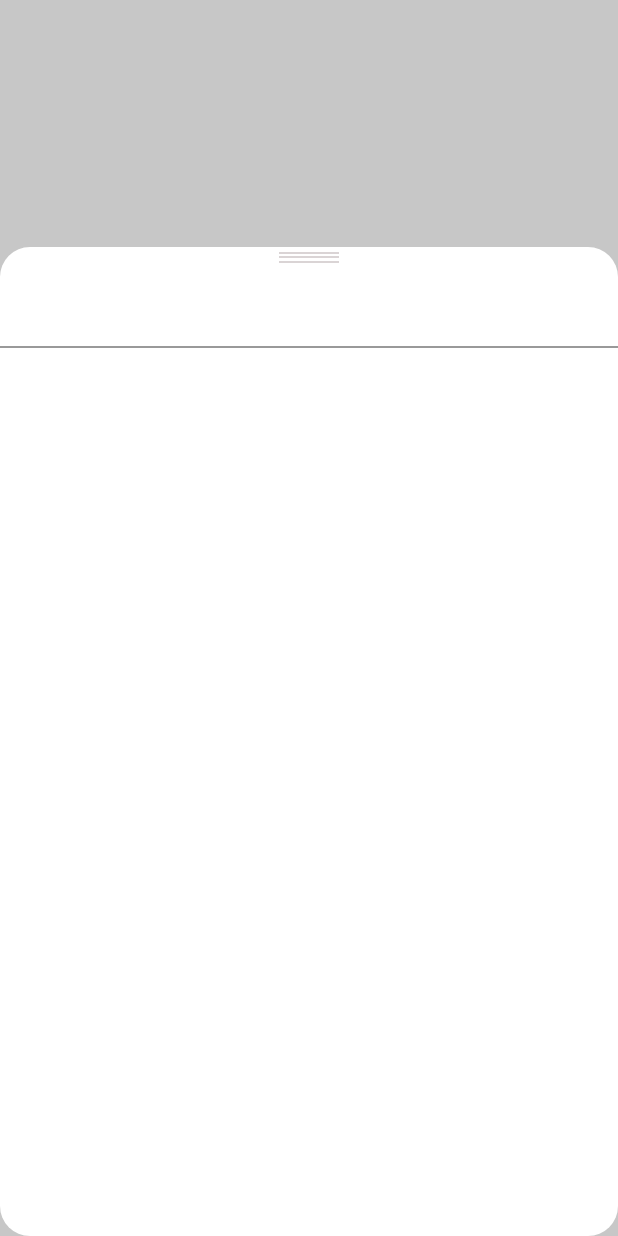
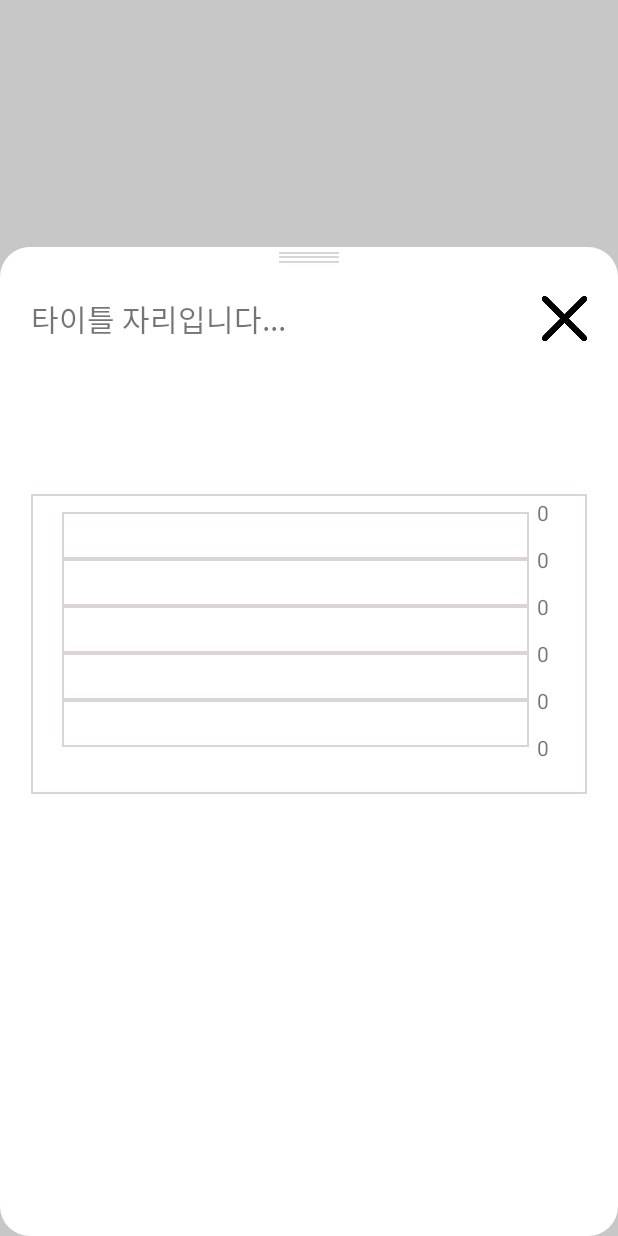
Before and after one commit to GodDB/PlanPlusMinus, an Android app: the layout controller_plan_history.xml on its own in the app's theme, with its tools: preview values and no code run, on a phone screen of 412 x 824 dp. Run offline under Robolectric (Android 15) with nearby library versions, the phone set to English and light mode, and no system bars.

Commit message:
update(12/4)

```diff
--- a/app/src/main/java/com/example/todoplusminus/controllers/PlanController.kt
+++ b/app/src/main/java/com/example/todoplusminus/controllers/PlanController.kt
@@ -349,6 +349,8 @@ class ItemTouchHelperCallback(private val listener: ItemTouchHelperListener) :
         fun onSwipe(position: Int, direction: Int)
     }
 
+
+
     var enabledLongPress = false
 
     override fun getMovementFlags(
--- a/app/src/main/java/com/example/todoplusminus/controllers/PlanHistoryController.kt
+++ b/app/src/main/java/com/example/todoplusminus/controllers/PlanHistoryController.kt
@@ -5,6 +5,7 @@ import android.util.Log
 import android.view.LayoutInflater
 import android.view.View
 import android.view.ViewGroup
+import android.view.ViewTreeObserver
 import androidx.lifecycle.Observer
 import com.example.todoplusminus.base.DBControllerBase
 import com.example.todoplusminus.databinding.ControllerPlanHistoryBinding
@@ -37,7 +38,7 @@ class PlanHistoryController : DBControllerBase {
     }
 
     private fun configureUi(){
-
+        binder.graphView.setData(listOf("월","화","수","목","금","토","일"), listOf(3,7,5,5,66,78,53))
     }
 
     private fun onSubscribe(){
--- /dev/null
+++ b/app/src/main/res/drawable/border_line_rggray.xml
@@ -0,0 +1,12 @@
+<?xml version="1.0" encoding="utf-8"?>
+<shape xmlns:android="http://schemas.android.com/apk/res/android">
+
+    <stroke
+        android:width="1dp"
+        android:color="@color/right_gray" />
+    <padding
+        android:bottom="3px"
+        android:left="3px"
+        android:right="3px"
+        android:top="3px" />
+</shape>
--- a/app/src/main/res/layout/controller_plan_history.xml
+++ b/app/src/main/res/layout/controller_plan_history.xml
@@ -61,24 +61,86 @@
                 android:background="@color/right_gray"
                 />
 
-            <View
+            <TextView
+                android:id="@+id/history_title"
+                android:layout_width="wrap_content"
+                android:layout_height="wrap_content"
+                app:layout_constraintLeft_toLeftOf="@id/guide_content_left"
+                app:layout_constraintTop_toTopOf="@id/guide_content_top"
+                android:textSize="20sp"
+                android:text="타이틀 자리입니다..."
+                />
+
+            <ImageView
+                android:id="@+id/btn_close"
+                android:layout_width="30dp"
+                android:layout_height="30dp"
+                app:layout_constraintTop_toTopOf="@id/guide_content_top"
+                app:layout_constraintRight_toRightOf="@id/guide_content_right"
+                android:src="@drawable/close"
+                />
+
+            <ScrollView
+                android:id="@+id/sroll_container"
                 android:layout_width="0dp"
-                android:layout_height="1dp"
-                app:layout_constraintLeft_toLeftOf="parent"
-                app:layout_constraintRight_toRightOf="parent"
-                app:layout_constraintTop_toTopOf="@id/guide_title_bottom"
-                android:background="@color/dark_gray"
-                />
+                android:layout_height="0dp"
+                app:layout_constraintLeft_toLeftOf="@id/guide_content_left"
+                app:layout_constraintTop_toTopOf="@id/guide_scroll_area"
+                app:layout_constraintRight_toRightOf="@id/guide_content_right"
+                app:layout_constraintBottom_toBottomOf="parent">
+
+                <androidx.constraintlayout.widget.ConstraintLayout
+                    android:layout_width="match_parent"
+                    android:layout_height="match_parent">
+
+                    <com.example.todoplusminus.ui.GraphView
+                        android:id="@+id/graph_view"
+                        android:layout_width="0dp"
+                        android:layout_height="200dp"
+                        app:layout_constraintLeft_toLeftOf="parent"
+                        app:layout_constraintRight_toRightOf="parent"
+                        app:layout_constraintTop_toTopOf="parent"
+                        />
+
+
+
+                </androidx.constraintlayout.widget.ConstraintLayout>
+
+
+            </ScrollView>
+
+
 
 
 
             <androidx.constraintlayout.widget.Guideline
-                android:id="@+id/guide_title_bottom"
-                android:layout_width="match_parent"
-                android:layout_height="1dp"
-                android:background="@color/black"
+                android:id="@+id/guide_content_top"
+                android:layout_width="wrap_content"
+                android:layout_height="wrap_content"
                 android:orientation="horizontal"
-                app:layout_constraintGuide_percent="0.1" />
+                app:layout_constraintGuide_percent="0.05" />
+
+            <androidx.constraintlayout.widget.Guideline
+                android:id="@+id/guide_content_left"
+                android:layout_width="wrap_content"
+                android:layout_height="wrap_content"
+                android:orientation="vertical"
+                app:layout_constraintGuide_percent="0.05" />
+
+            <androidx.constraintlayout.widget.Guideline
+                android:id="@+id/guide_content_right"
+                android:layout_width="wrap_content"
+                android:layout_height="wrap_content"
+                android:orientation="vertical"
+                app:layout_constraintGuide_percent="0.95" />
+
+            <androidx.constraintlayout.widget.Guideline
+                android:id="@+id/guide_scroll_area"
+                android:layout_width="wrap_content"
+                android:layout_height="wrap_content"
+                android:orientation="horizontal"
+                app:layout_constraintGuide_percent="0.25"
+                />
 
         </androidx.constraintlayout.widget.ConstraintLayout>
 
--- /dev/null
+++ b/app/src/main/res/layout/ui_graph_view.xml
@@ -0,0 +1,159 @@
+<?xml version="1.0" encoding="utf-8"?>
+<androidx.constraintlayout.widget.ConstraintLayout xmlns:android="http://schemas.android.com/apk/res/android"
+    android:layout_width="match_parent"
+    android:layout_height="match_parent"
+    android:background="@drawable/border_line_rggray"
+    xmlns:app="http://schemas.android.com/apk/res-auto">
+
+
+    <TextView
+        android:id="@+id/value_y_0"
+        android:layout_width="wrap_content"
+        android:layout_height="wrap_content"
+        app:layout_constraintLeft_toRightOf="@id/bg_view1"
+        app:layout_constraintTop_toBottomOf="@id/bg_view1"
+        app:layout_constraintBottom_toBottomOf="@id/bg_view1"
+        android:text="0"
+        android:layout_marginStart="5dp"
+        />
+
+    <TextView
+        android:id="@+id/value_y_1"
+        android:layout_width="wrap_content"
+        android:layout_height="wrap_content"
+        app:layout_constraintLeft_toRightOf="@id/bg_view2"
+        app:layout_constraintTop_toBottomOf="@id/bg_view2"
+        app:layout_constraintBottom_toBottomOf="@id/bg_view2"
+        android:text="0"
+        android:layout_marginStart="5dp"
+        />
+
+    <TextView
+        android:id="@+id/value_y_2"
+        android:layout_width="wrap_content"
+        android:layout_height="wrap_content"
+        app:layout_constraintLeft_toRightOf="@id/bg_view3"
+        app:layout_constraintTop_toBottomOf="@id/bg_view3"
+        app:layout_constraintBottom_toBottomOf="@id/bg_view3"
+        android:text="0"
+        android:layout_marginStart="5dp"
+        />
+
+    <TextView
+        android:id="@+id/value_y_3"
+        android:layout_width="wrap_content"
+        android:layout_height="wrap_content"
+        app:layout_constraintLeft_toRightOf="@id/bg_view4"
+        app:layout_constraintTop_toBottomOf="@id/bg_view4"
+        app:layout_constraintBottom_toBottomOf="@id/bg_view4"
+        android:text="0"
+        android:layout_marginStart="5dp"
+        />
+
+    <TextView
+        android:id="@+id/value_y_4"
+        android:layout_width="wrap_content"
+        android:layout_height="wrap_content"
+        app:layout_constraintLeft_toRightOf="@id/bg_view5"
+        app:layout_constraintTop_toBottomOf="@id/bg_view5"
+        app:layout_constraintBottom_toBottomOf="@id/bg_view5"
+        android:text="0"
+        android:layout_marginStart="5dp"
+        />
+
+    <TextView
+        android:id="@+id/value_y_5"
+        android:layout_width="wrap_content"
+        android:layout_height="wrap_content"
+        app:layout_constraintLeft_toRightOf="@id/bg_view5"
+        app:layout_constraintTop_toTopOf="@id/bg_view5"
+        app:layout_constraintBottom_toTopOf="@id/bg_view5"
+        android:text="0"
+        android:layout_marginStart="5dp"
+        />
+
+    <View
+        android:id="@+id/bg_view5"
+        android:layout_width="0dp"
+        android:layout_height="0dp"
+        app:layout_constraintLeft_toLeftOf="@id/guide_left"
+        app:layout_constraintTop_toTopOf="@id/guide_top"
+        app:layout_constraintRight_toRightOf="@id/guide_right"
+        app:layout_constraintBottom_toTopOf="@id/bg_view4"
+        android:background="@drawable/border_line_rggray"
+        />
+
+    <View
+        android:id="@+id/bg_view4"
+        android:layout_width="0dp"
+        android:layout_height="0dp"
+        app:layout_constraintLeft_toLeftOf="@id/guide_left"
+        app:layout_constraintTop_toBottomOf="@id/bg_view5"
+        app:layout_constraintRight_toRightOf="@id/guide_right"
+        app:layout_constraintBottom_toTopOf="@id/bg_view3"
+        android:background="@drawable/border_line_rggray"
+        />
+    <View
+        android:id="@+id/bg_view3"
+        android:layout_width="0dp"
+        android:layout_height="0dp"
+        app:layout_constraintLeft_toLeftOf="@id/guide_left"
+        app:layout_constraintTop_toBottomOf="@id/bg_view4"
+        app:layout_constraintRight_toRightOf="@id/guide_right"
+        app:layout_constraintBottom_toTopOf="@id/bg_view2"
+        android:background="@drawable/border_line_rggray"
+        />
+    <View
+        android:id="@+id/bg_view2"
+        android:layout_width="0dp"
+        android:layout_height="0dp"
+        app:layout_constraintLeft_toLeftOf="@id/guide_left"
+        app:layout_constraintTop_toBottomOf="@id/bg_view3"
+        app:layout_constraintRight_toRightOf="@id/guide_right"
+        app:layout_constraintBottom_toTopOf="@id/bg_view1"
+        android:background="@drawable/border_line_rggray"
+        />
+    <View
+        android:id="@+id/bg_view1"
+        android:layout_width="0dp"
+        android:layout_height="0dp"
+        app:layout_constraintLeft_toLeftOf="@id/guide_left"
+        app:layout_constraintTop_toBottomOf="@id/bg_view2"
+        app:layout_constraintRight_toRightOf="@id/guide_right"
+        app:layout_constraintBottom_toBottomOf="@id/guide_bottom"
+        android:background="@drawable/border_line_rggray"
+        />
+
+    <androidx.constraintlayout.widget.Guideline
+        android:id="@+id/guide_left"
+        android:layout_width="wrap_content"
+        android:layout_height="wrap_content"
+        android:orientation="vertical"
+        app:layout_constraintGuide_percent="0.05"
+        />
+
+    <androidx.constraintlayout.widget.Guideline
+        android:id="@+id/guide_top"
+        android:layout_width="wrap_content"
+        android:layout_height="wrap_content"
+        android:orientation="horizontal"
+        app:layout_constraintGuide_percent="0.05"
+        />
+    <androidx.constraintlayout.widget.Guideline
+        android:id="@+id/guide_right"
+        android:layout_width="wrap_content"
+        android:layout_height="wrap_content"
+        android:orientation="vertical"
+        app:layout_constraintGuide_percent="0.9"
+        />
+
+    <androidx.constraintlayout.widget.Guideline
+        android:id="@+id/guide_bottom"
+        android:layout_width="wrap_content"
+        android:layout_height="wrap_content"
+        android:orientation="horizontal"
+        app:layout_constraintGuide_percent="0.85"
+        />
+
+
+</androidx.constraintlayout.widget.ConstraintLayout>
```
Also changed, not shown: app/src/main/java/com/example/todoplusminus/ui/GraphBarView.kt (added, +16 -0 lines), app/src/main/java/com/example/todoplusminus/ui/GraphView.kt (added, +170 -0 lines).
